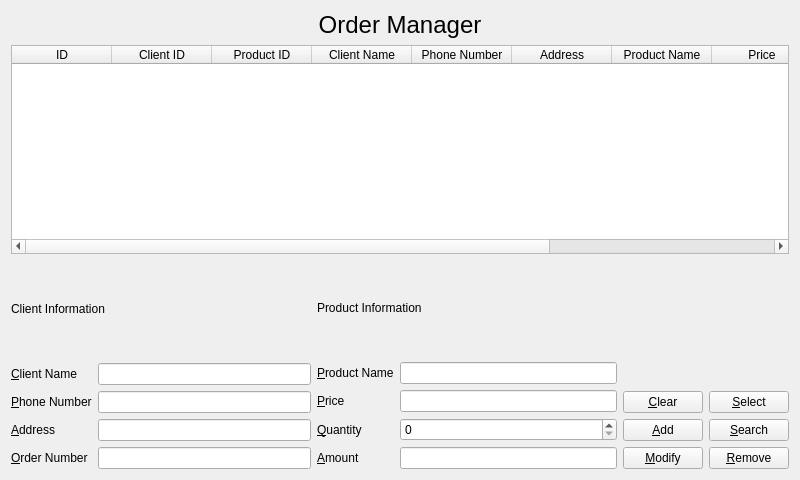
ChunJeong27/CRMMiniProject, file orderform.ui: the form before one commit.
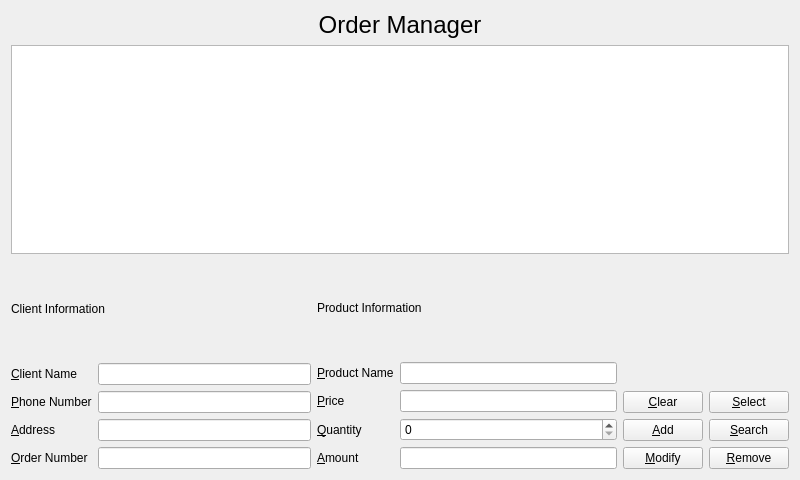
The form after the commit.

Diff of the .ui file:
```diff
--- a/orderform.ui
+++ b/orderform.ui
@@ -30,58 +30,7 @@
     </widget>
    </item>
    <item>
-    <widget class="QTableWidget" name="tableWidget">
-     <column>
-      <property name="text">
-       <string>ID</string>
-      </property>
-     </column>
-     <column>
-      <property name="text">
-       <string>Client ID</string>
-      </property>
-     </column>
-     <column>
-      <property name="text">
-       <string>Product ID</string>
-      </property>
-     </column>
-     <column>
-      <property name="text">
-       <string>Client Name</string>
-      </property>
-     </column>
-     <column>
-      <property name="text">
-       <string>Phone Number</string>
-      </property>
-     </column>
-     <column>
-      <property name="text">
-       <string>Address</string>
-      </property>
-     </column>
-     <column>
-      <property name="text">
-       <string>Product Name</string>
-      </property>
-     </column>
-     <column>
-      <property name="text">
-       <string>Price</string>
-      </property>
-     </column>
-     <column>
-      <property name="text">
-       <string>Quantity</string>
-      </property>
-     </column>
-     <column>
-      <property name="text">
-       <string>Amount</string>
-      </property>
-     </column>
-    </widget>
+    <widget class="QTableView" name="tableView"/>
    </item>
    <item>
     <layout class="QHBoxLayout" name="horizontalLayout">
```
